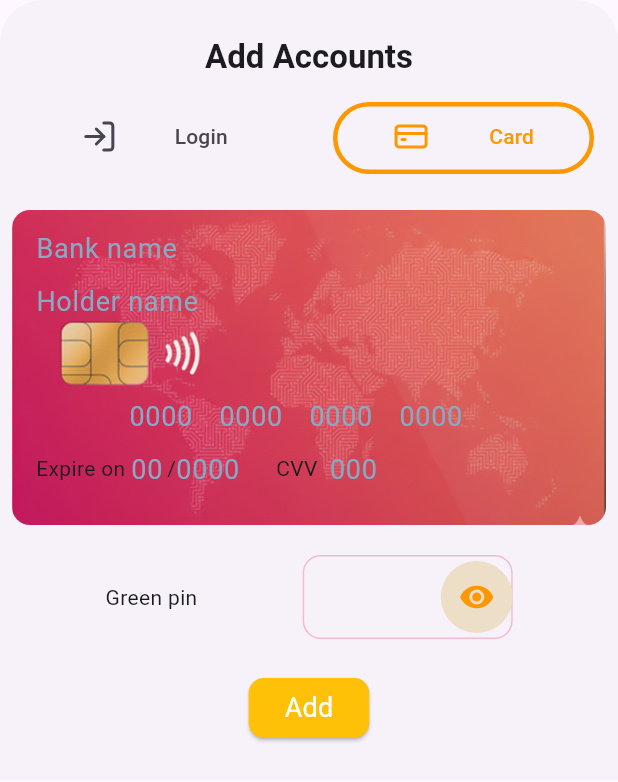
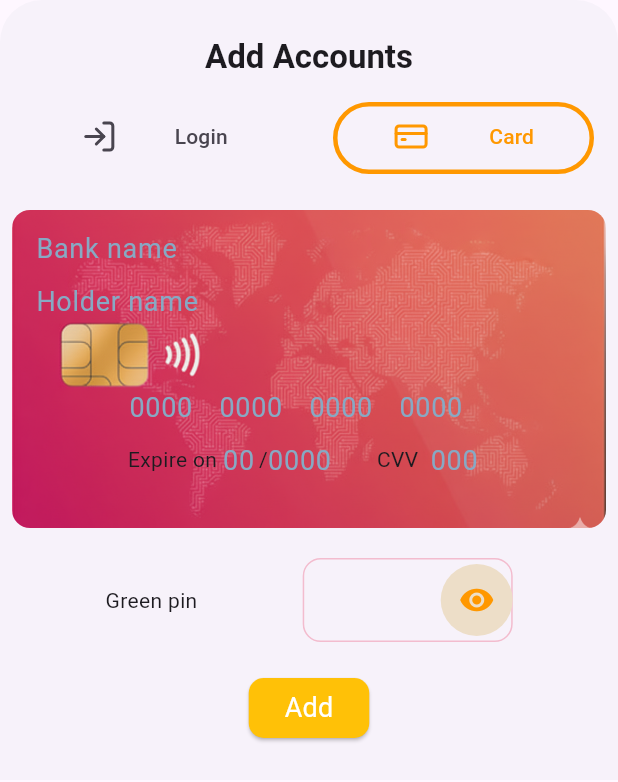
Before and after one commit to wishrohitv/passman, a Flutter app: the AddAccountSheet widget shown alone on an empty page, opened directly, tab 2 chosen, on a phone screen of 412 x 824 dp. Shown: the top 782 px of the screen. Run offline on Flutter 3.47's test engine with Material 3 defaults, Android fonts, the phone set to English and light mode, and no system bars; our stand-ins replace bot_toast, font_awesome_flutter, hive_ce, hive_ce_flutter, lucide_icons_flutter; missing offline and left inert: encrypt_decrypt_plus, unixtime; accounts and stored records are empty; network calls fail.

Commit message:
bug fix and layout overflow

```diff
--- a/lib/features/auth/view/pages/setup_page.dart
+++ b/lib/features/auth/view/pages/setup_page.dart
@@ -33,12 +33,14 @@ class SetupPage extends StatelessWidget {
               ),
               onPressed: () {
                 showModalBottomSheet(
+                  useSafeArea: true,
                   context: context,
                   builder: (context) => BottomSheet(
                     onClosing: () {},
                     builder: (context) {
                       bool isChecked = false;
-                      return SizedBox(
+                      return SafeArea(
+                        child: SizedBox(
                           height: 200.0,
                           child: Padding(
                             padding: const EdgeInsets.all(8.0),
@@ -82,6 +84,7 @@ class SetupPage extends StatelessWidget {
                               },
                             ),
                           ),
+                        ),
                       );
                     },
                   ),
--- a/lib/features/home/view/widgets/add_account_sheet.dart
+++ b/lib/features/home/view/widgets/add_account_sheet.dart
@@ -82,7 +82,8 @@ class _AddAccountSheetState extends State<AddAccountSheet>
       animationController: _animationController,
       onClosing: () {},
       builder: (context) {
-        return Column(
+        return SafeArea(
+          child: Column(
             spacing: 16.0,
             children: [
               SizedBox(height: 8.0),
@@ -254,7 +255,7 @@ class _AddAccountSheetState extends State<AddAccountSheet>
                           spacing: 12.0,
                           children: [
                             Container(
-                            height: 210.0,
+                              height: 212.0,
                               width: double.maxFinite,
                               margin: EdgeInsets.all(8.0),
                               padding: EdgeInsets.only(
@@ -290,7 +291,7 @@ class _AddAccountSheetState extends State<AddAccountSheet>
                                   ),
                                   SizedBox(
                                     height: Platform.isAndroid || Platform.isIOS
-                                      ? 42.0
+                                        ? 36.0
                                         : 70.0,
                                   ),
                                   // Card number field
@@ -302,9 +303,10 @@ class _AddAccountSheetState extends State<AddAccountSheet>
                                     },
                                   ),
                                   Row(
+                                    mainAxisAlignment: MainAxisAlignment.center,
                                     children: [
                                       SizedBox(
-                                      width: 160.0,
+                                        width: 166.0,
                                         child: Row(
                                           children: [
                                             Text("Expire on "),
@@ -391,6 +393,7 @@ class _AddAccountSheetState extends State<AddAccountSheet>
               ),
               SizedBox(height: 8.0),
             ],
+          ),
         );
       },
     );
--- a/lib/main.dart
+++ b/lib/main.dart
@@ -53,7 +53,7 @@ class PassManagerApp extends StatelessWidget {
   Widget build(BuildContext context) {
     final authViewmodelProvider = Provider.of<AuthViewmodel>(
       context,
-      listen: false,
+      listen: true,
     );
     final settingsProvider = Provider.of<SettingsProvider>(
       context,
```
Lines whose indentation alone changed are shown as unchanged.
